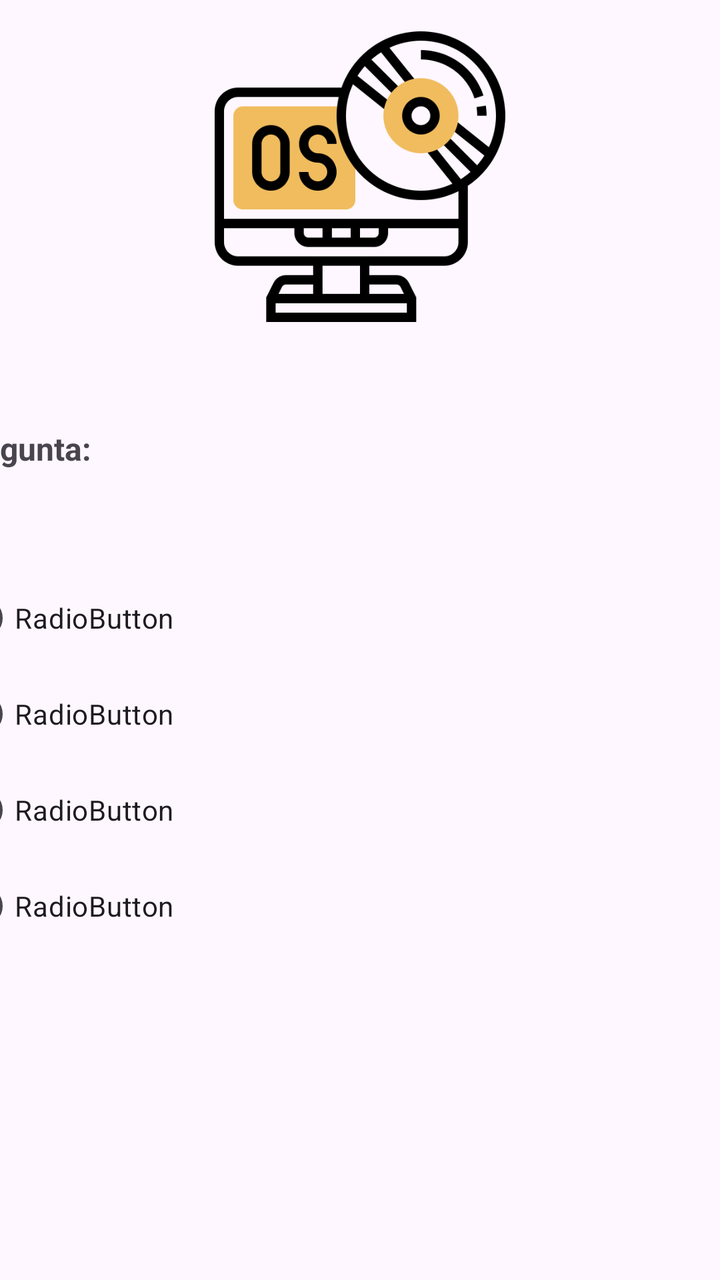
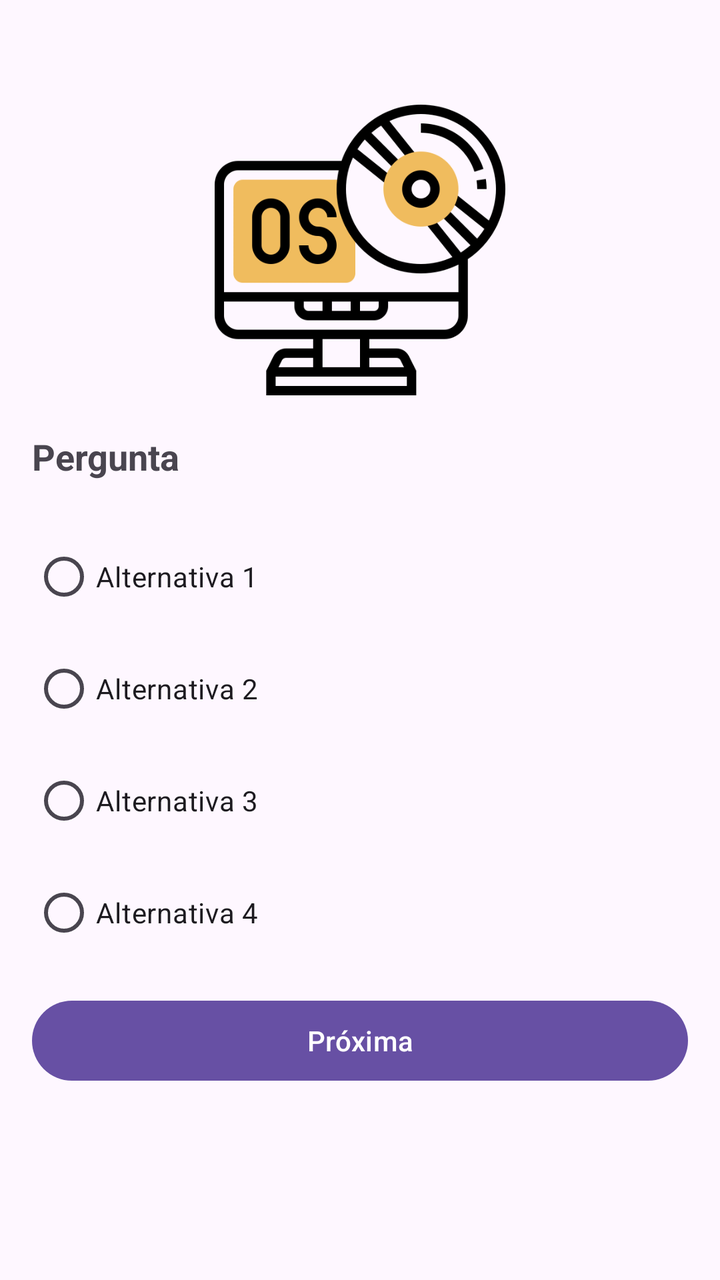

An Android layout rendered at two revisions. The XML below is the earlier revision; the diff shows what the commit changed to produce the second picture.
<!-- AndroidManifest.xml: application theme Theme.Quizapp -->
<!-- res/layout/activity_questions_soactivity.xml -->
<?xml version="1.0" encoding="utf-8"?>
<androidx.constraintlayout.widget.ConstraintLayout xmlns:android="http://schemas.android.com/apk/res/android"
    xmlns:app="http://schemas.android.com/apk/res-auto"
    xmlns:tools="http://schemas.android.com/tools"
    android:id="@+id/main"
    android:layout_width="match_parent"
    android:layout_height="match_parent"
    tools:context=".QuestionsSOActivity">

    <ImageView
        android:id="@+id/img_SOLogo"
        android:layout_width="360dp"
        android:layout_height="150dp"
        android:src="@drawable/so_symbol"
        app:layout_constraintBottom_toBottomOf="parent"
        app:layout_constraintEnd_toEndOf="parent"
        app:layout_constraintStart_toStartOf="parent"
        app:layout_constraintTop_toTopOf="parent"
        app:layout_constraintVertical_bias="0.027" />

    <LinearLayout
        android:layout_width="410dp"
        android:layout_height="515dp"
        android:layout_marginTop="50dp"
        android:orientation="vertical"
        app:layout_constraintEnd_toEndOf="parent"
        app:layout_constraintStart_toStartOf="parent"
        app:layout_constraintTop_toBottomOf="@+id/img_SOLogo">

        <TextView
            android:id="@+id/txt_question"
            android:layout_width="match_parent"
            android:layout_height="wrap_content"
            android:layout_marginBottom="50dp"
            android:text="Pergunta:"
            android:textSize="16sp"
            android:textStyle="bold" />

        <RadioGroup
            android:layout_width="match_parent"
            android:layout_height="match_parent" >

            <RadioButton
                android:id="@+id/radio_answer1"
                android:layout_width="match_parent"
                android:layout_height="wrap_content"
                android:text="RadioButton" />

            <RadioButton
                android:id="@+id/radio_answer2"
                android:layout_width="match_parent"
                android:layout_height="wrap_content"
                android:text="RadioButton" />

            <RadioButton
                android:id="@+id/radio_answer3"
                android:layout_width="match_parent"
                android:layout_height="wrap_content"
                android:text="RadioButton" />

            <RadioButton
                android:id="@+id/radio_answer4"
                android:layout_width="match_parent"
                android:layout_height="wrap_content"
                android:text="RadioButton" />
        </RadioGroup>
    </LinearLayout>
</androidx.constraintlayout.widget.ConstraintLayout>
<!-- resources referenced by this layout -->
<resources>
  <!-- drawable so_symbol: png bitmap (drawable, 24598 bytes) -->
  <style name="Theme.Quizapp" parent="Base.Theme.Quizapp" />
  <style name="Base.Theme.Quizapp" parent="Theme.Material3.DayNight.NoActionBar">
          
          
      </style>
</resources>

<!-- the commit's change to res/layout/activity_questions_soactivity.xml (unified diff, before → after) -->
@@ -1,68 +1,84 @@
 <?xml version="1.0" encoding="utf-8"?>
-<androidx.constraintlayout.widget.ConstraintLayout xmlns:android="http://schemas.android.com/apk/res/android"
+<androidx.constraintlayout.widget.ConstraintLayout
+    xmlns:android="http://schemas.android.com/apk/res/android"
     xmlns:app="http://schemas.android.com/apk/res-auto"
     xmlns:tools="http://schemas.android.com/tools"
     android:id="@+id/main"
     android:layout_width="match_parent"
     android:layout_height="match_parent"
-    tools:context=".QuestionsSOActivity">
+    tools:context=".SistemasOperacionaisQuestionsActivity">
 
     <ImageView
         android:id="@+id/img_SOLogo"
-        android:layout_width="360dp"
+        android:layout_width="0dp"
         android:layout_height="150dp"
+        android:layout_marginTop="50dp"
+        android:scaleType="fitCenter"
         android:src="@drawable/so_symbol"
-        app:layout_constraintBottom_toBottomOf="parent"
+        app:layout_constraintBottom_toTopOf="@+id/content_layout"
         app:layout_constraintEnd_toEndOf="parent"
         app:layout_constraintStart_toStartOf="parent"
-        app:layout_constraintTop_toTopOf="parent"
-        app:layout_constraintVertical_bias="0.027" />
+        app:layout_constraintTop_toTopOf="parent" />
 
     <LinearLayout
-        android:layout_width="410dp"
-        android:layout_height="515dp"
-        android:layout_marginTop="50dp"
+        android:id="@+id/content_layout"
+        android:layout_width="0dp"
+        android:layout_height="0dp"
         android:orientation="vertical"
-        app:layout_constraintEnd_toEndOf="parent"
+        android:padding="16dp"
+        app:layout_constraintTop_toBottomOf="@id/img_SOLogo"
+        app:layout_constraintBottom_toBottomOf="parent"
         app:layout_constraintStart_toStartOf="parent"
-        app:layout_constraintTop_toBottomOf="@+id/img_SOLogo">
+        app:layout_constraintEnd_toEndOf="parent">
 
         <TextView
-            android:id="@+id/txt_question"
+            android:id="@+id/txt_questao"
             android:layout_width="match_parent"
             android:layout_height="wrap_content"
-            android:layout_marginBottom="50dp"
-            android:text="Pergunta:"
-            android:textSize="16sp"
-            android:textStyle="bold" />
+            android:text="Pergunta"
+            android:textSize="18sp"
+            android:textStyle="bold"
+            android:layout_marginBottom="24dp"/>
 
         <RadioGroup
+            android:id="@+id/radio_group"
             android:layout_width="match_parent"
-            android:layout_height="match_parent" >
+            android:layout_height="wrap_content">
 
             <RadioButton
-                android:id="@+id/radio_answer1"
+                android:id="@+id/rb_alternativa1"
                 android:layout_width="match_parent"
                 android:layout_height="wrap_content"
-                android:text="RadioButton" />
+                android:text="Alternativa 1"
+                android:layout_marginBottom="8dp"/>
 
             <RadioButton
-                android:id="@+id/radio_answer2"
+                android:id="@+id/rb_alternativa2"
                 android:layout_width="match_parent"
                 android:layout_height="wrap_content"
-                android:text="RadioButton" />
+                android:text="Alternativa 2"
+                android:layout_marginBottom="8dp"/>
 
             <RadioButton
-                android:id="@+id/radio_answer3"
+                android:id="@+id/rb_alternativa3"
                 android:layout_width="match_parent"
                 android:layout_height="wrap_content"
-                android:text="RadioButton" />
+                android:text="Alternativa 3"
+                android:layout_marginBottom="8dp"/>
 
             <RadioButton
-                android:id="@+id/radio_answer4"
+                android:id="@+id/rb_alternativa4"
                 android:layout_width="match_parent"
                 android:layout_height="wrap_content"
-                android:text="RadioButton" />
+                android:text="Alternativa 4"
+                android:layout_marginBottom="16dp"/>
         </RadioGroup>
+
+        <Button
+            android:id="@+id/btn_next"
+            android:layout_width="match_parent"
+            android:layout_height="wrap_content"
+            android:text="Próxima"/>
     </LinearLayout>
+
 </androidx.constraintlayout.widget.ConstraintLayout>
